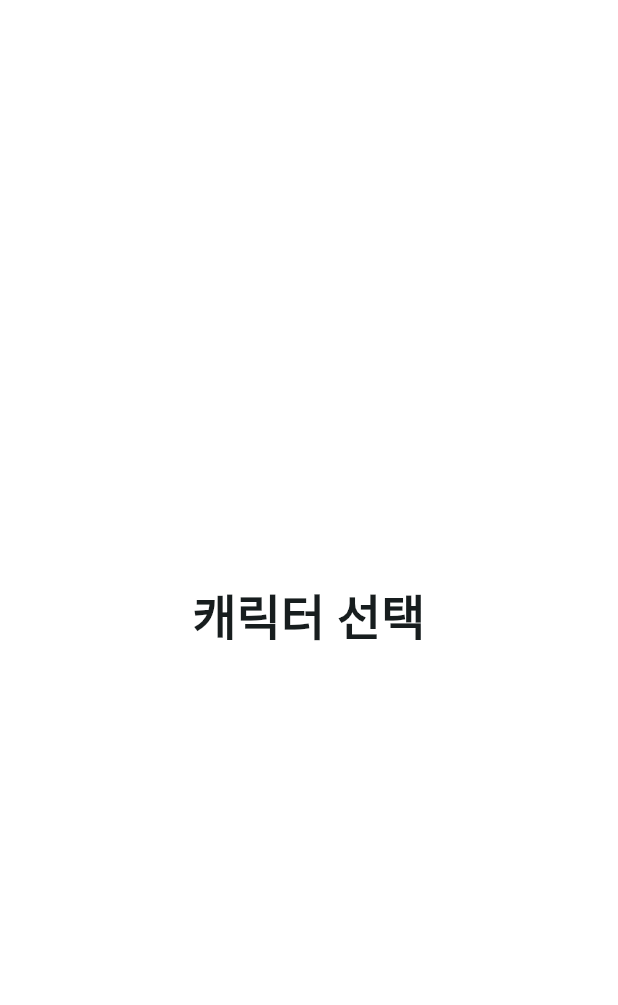
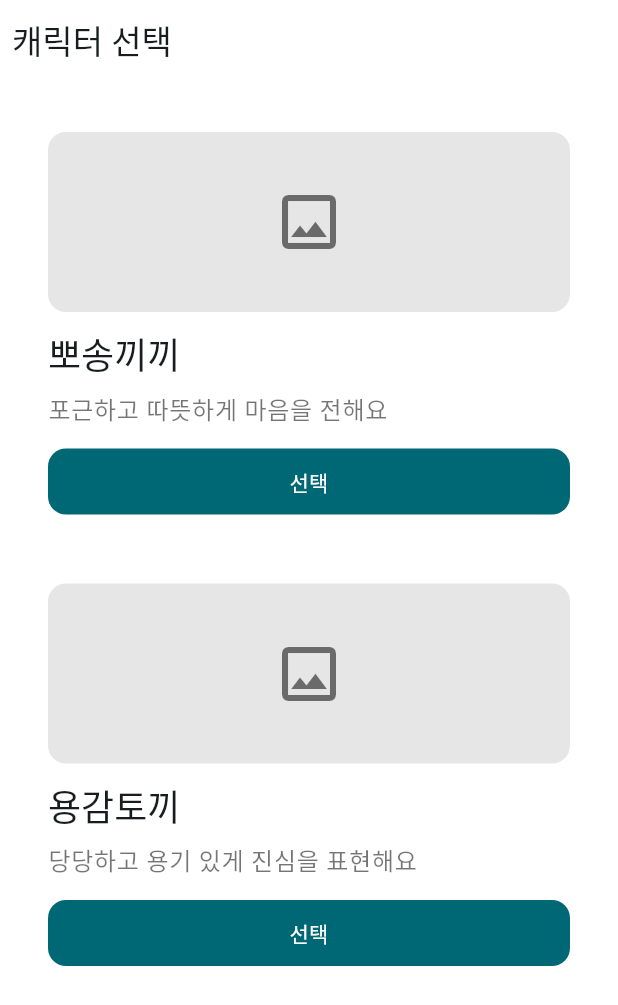
Before and after one commit to JUSANOH/saegim, a Flutter app: the CharacterSelectionScreen screen opened directly, on a phone screen of 412 x 824 dp. Shown: the top 1005 px of the screen. Run offline on Flutter 3.47's test engine with Material 3 defaults, Android fonts, the phone set to English and light mode, and no system bars; our stand-ins replace flutter_riverpod.

```diff
--- a/lib/core/constants/app_spacing.dart
+++ b/lib/core/constants/app_spacing.dart
@@ -7,4 +7,8 @@ abstract final class AppSpacing {
   static const double fieldVertical = 12;
   static const double cardPadding = 16;
   static const double appBarHorizontal = 8;
+  static const double screenHorizontal = 16;
+  static const double characterImageHeight = 120;
+  static const double sectionGap = 24;
+  static const double previewHeight = 180;
 }
--- a/lib/features/character/character_selection_screen.dart
+++ /dev/null
@@ -1,17 +0,0 @@
-import 'package:flutter/material.dart';
-
-class CharacterSelectionScreen extends StatelessWidget {
-  const CharacterSelectionScreen({super.key});
-
-  @override
-  Widget build(BuildContext context) {
-    return Scaffold(
-      body: Center(
-        child: Text(
-          '캐릭터 선택',
-          style: Theme.of(context).textTheme.headlineLarge,
-        ),
-      ),
-    );
-  }
-}
--- /dev/null
+++ b/lib/features/character/presentation/character_selection_screen.dart
@@ -0,0 +1,81 @@
+import 'package:flutter/material.dart';
+import 'package:saegim/core/constants/app_colors.dart';
+import 'package:saegim/core/constants/app_radius.dart';
+import 'package:saegim/core/constants/app_spacing.dart';
+import 'package:saegim/shared/widgets/app_button.dart';
+import 'package:saegim/shared/widgets/app_card.dart';
+import 'package:saegim/shared/widgets/app_scaffold.dart';
+
+class CharacterSelectionScreen extends StatelessWidget {
+  const CharacterSelectionScreen({super.key});
+
+  @override
+  Widget build(BuildContext context) {
+    return AppScaffold(
+      title: '캐릭터 선택',
+      body: ListView(
+        padding: const EdgeInsets.all(AppSpacing.screenHorizontal),
+        children: const [
+          _CharacterOptionCard(
+            name: '뽀송끼끼',
+            description: '포근하고 따뜻하게 마음을 전해요',
+          ),
+          SizedBox(height: AppSpacing.titleSubtitleGap),
+          _CharacterOptionCard(
+            name: '용감토끼',
+            description: '당당하고 용기 있게 진심을 표현해요',
+          ),
+        ],
+      ),
+    );
+  }
+}
+
+class _CharacterOptionCard extends StatelessWidget {
+  const _CharacterOptionCard({
+    required this.name,
+    required this.description,
+  });
+
+  final String name;
+  final String description;
+
+  @override
+  Widget build(BuildContext context) {
+    final theme = Theme.of(context).textTheme;
+
+    return AppCard(
+      child: Column(
+        crossAxisAlignment: CrossAxisAlignment.stretch,
+        children: [
+          Container(
+            height: AppSpacing.characterImageHeight,
+            decoration: BoxDecoration(
+              color: AppColors.subtitle.withValues(alpha: 0.1),
+              borderRadius: BorderRadius.circular(AppRadius.card),
+            ),
+            child: const Center(
+              child: Icon(
+                Icons.image_outlined,
+                size: 48,
+                color: AppColors.subtitle,
+              ),
+            ),
+          ),
+          const SizedBox(height: AppSpacing.titleSubtitleGap),
+          Text(name, style: theme.headlineSmall),
+          const SizedBox(height: AppSpacing.labelFieldGap),
+          Text(
+            description,
+            style: theme.bodyLarge?.copyWith(color: AppColors.subtitle),
+          ),
+          const SizedBox(height: AppSpacing.titleSubtitleGap),
+          AppButton(
+            label: '선택',
+            onPressed: () {},
+          ),
+        ],
+      ),
+    );
+  }
+}
--- /dev/null
+++ b/lib/shared/widgets/app_scaffold.dart
@@ -0,0 +1,36 @@
+import 'package:flutter/material.dart';
+import 'package:saegim/core/constants/app_colors.dart';
+import 'package:saegim/shared/widgets/app_app_bar.dart';
+
+class AppScaffold extends StatelessWidget {
+  const AppScaffold({
+    super.key,
+    this.title,
+    this.showBackButton = false,
+    this.onBackPressed,
+    this.actions,
+    required this.body,
+  });
+
+  final String? title;
+  final bool showBackButton;
+  final VoidCallback? onBackPressed;
+  final List<Widget>? actions;
+  final Widget body;
+
+  @override
+  Widget build(BuildContext context) {
+    return Scaffold(
+      backgroundColor: AppColors.background,
+      appBar: title != null
+          ? AppAppBar(
+              title: title!,
+              showBackButton: showBackButton,
+              onBackPressed: onBackPressed,
+              actions: actions,
+            )
+          : null,
+      body: body,
+    );
+  }
+}
```
Also changed, not shown: lib/features/person/presentation/person_creation_screen.dart (added, +168 -0 lines).
